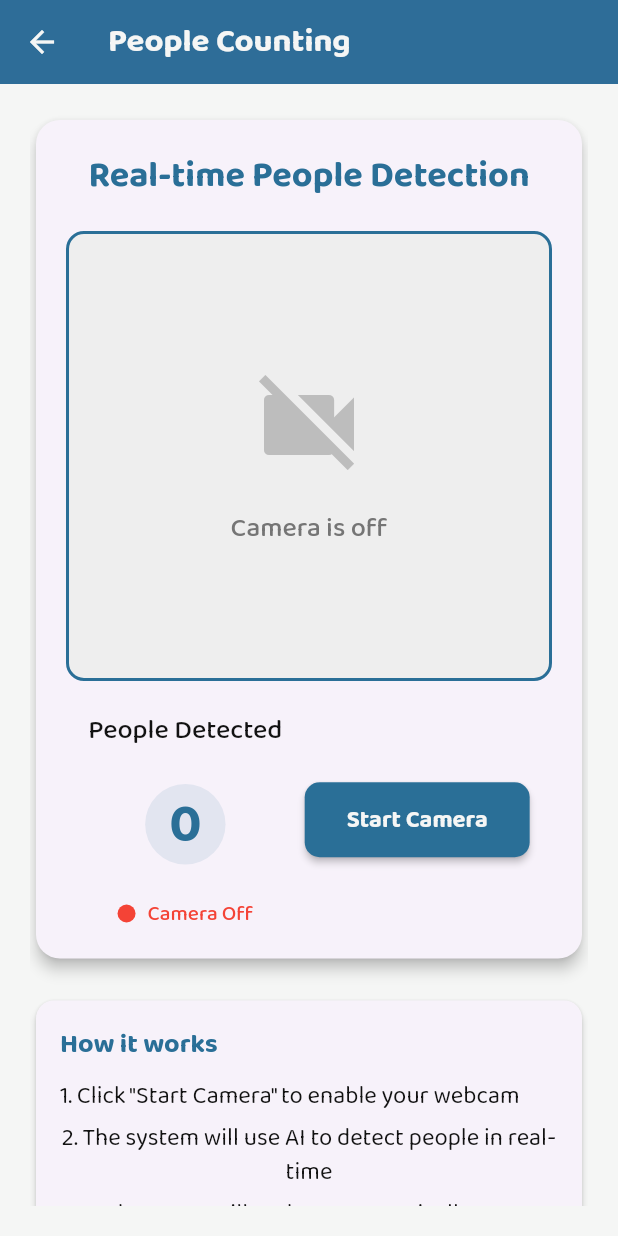
After one commit to lansoyyy/autour_web, a Flutter app: the PeopleCountingScreen screen opened directly, on a phone screen of 412 x 824 dp. The commit adds this screen. Run offline on Flutter 3.47's test engine with Material 3 defaults, Android fonts, the phone set to English and light mode, and no system bars; our stand-ins replace cloud_firestore, firebase_core, firebase_storage, fl_chart, flutter_map, fluttertoast and 5 more; missing offline and left inert: dart:html, dart:js, dart:ui_web, universal_html; accounts and stored records are empty; statements that could not run were skipped.

Commit message:
initial camera implementation

```diff
--- /dev/null
+++ b/lib/screens/people_counting_screen.dart
@@ -0,0 +1,431 @@
+import 'dart:async';
+import 'dart:html' as html;
+import 'dart:js' as js;
+import 'dart:ui_web' as ui_web;
+import 'package:flutter/material.dart';
+import 'package:autour_web/utils/colors.dart';
+import 'package:autour_web/utils/js_interop.dart';
+import 'package:autour_web/widgets/text_widget.dart';
+import 'package:autour_web/widgets/button_widget.dart';
+
+class PeopleCountingScreen extends StatefulWidget {
+  const PeopleCountingScreen({super.key});
+
+  @override
+  State<PeopleCountingScreen> createState() => _PeopleCountingScreenState();
+}
+
+class _PeopleCountingScreenState extends State<PeopleCountingScreen> {
+  html.VideoElement? _videoElement;
+  int _peopleCount = 0;
+  bool _isCameraActive = false;
+  Timer? _detectionTimer;
+  final String _videoElementId = 'webcam-video';
+
+  @override
+  void initState() {
+    super.initState();
+    // Don't automatically start the camera, wait for user to click "Start Camera"
+    // Preload the TensorFlow.js model
+    _loadModel();
+    // Register the view factory in advance
+    _registerViewFactory();
+
+    // Create the video element immediately
+    _createVideoElement();
+  }
+
+  void _createVideoElement() {
+    // Create a video element that we'll use
+    _videoElement = html.VideoElement()
+      ..id = _videoElementId
+      ..autoplay = true
+      ..muted = true
+      ..style.width = '100%'
+      ..style.height = '100%'
+      ..style.objectFit = 'cover'
+      ..style.display = 'none'; // Hide it initially
+
+    // Add it to the DOM for JavaScript access
+    html.document.body?.append(_videoElement!);
+
+    print('Video element created and added to DOM');
+  }
+
+  void _registerViewFactory() {
+    // Register the view factory to return our video element
+    ui_web.platformViewRegistry.registerViewFactory(
+      _videoElementId,
+      (int viewId) {
+        // Make sure the video element is visible when used in the view
+        if (_videoElement != null) {
+          _videoElement!.style.display = 'block';
+        }
+        return _videoElement!;
+      },
+    );
+  }
+
+  Future<void> _loadModel() async {
+    try {
+      // Call JavaScript function to load the model via JsInterop
+      await js.context.callMethod('loadModel', []);
+      print('Model loading initiated');
+    } catch (e) {
+      print('Error loading model: $e');
+    }
+  }
+
+  @override
+  void dispose() {
+    _detectionTimer?.cancel();
+    _stopCamera();
+    super.dispose();
+  }
+
+  Future<void> _initializeCamera() async {
+    try {
+      // Force a rebuild to show the video element
+      setState(() {
+        _isCameraActive = false;
+      });
+
+      // Wait for the next frame to ensure the video element is created
+      await Future.delayed(const Duration(milliseconds: 100));
+
+      // Check if video element exists
+      if (_videoElement == null) {
+        print('Video element is null, creating a new one');
+        _createVideoElement();
+      }
+
+      // Get camera stream
+      final stream = await html.window.navigator.mediaDevices?.getUserMedia({
+        'video': {'facingMode': 'user'}
+      });
+
+      if (stream != null && _videoElement != null) {
+        print('Camera stream obtained successfully');
+        _videoElement!.srcObject = stream;
+        print('Video srcObject set to: ${_videoElement!.srcObject}');
+
+        // Wait for the video to be ready
+        _videoElement!.onLoadedMetadata.listen((_) {
+          print('Video metadata loaded');
+          print('Video ready state: ${_videoElement!.readyState}');
+          print(
+              'Video dimensions: ${_videoElement!.videoWidth}x${_videoElement!.videoHeight}');
+
+          // Wait a bit more to ensure the video is fully ready
+          Future.delayed(const Duration(milliseconds: 1000), () {
+            // Check if video is playing
+            if (_videoElement!.paused || _videoElement!.ended) {
+              print('Video is paused or ended, attempting to play');
+              _videoElement!.play().catchError((e) {
+                print('Error playing video: $e');
+              });
+            }
+
+            setState(() {
+              _isCameraActive = true;
+            });
+
+            // Start people detection timer
+            _startPeopleDetection();
+          });
+        });
+      } else {
+        print('Failed to get camera stream or video element is null');
+        ScaffoldMessenger.of(context).showSnackBar(
+          const SnackBar(
+            content: Text('Failed to access camera'),
+            backgroundColor: Colors.red,
+          ),
+        );
+      }
+    } catch (e) {
+      print('Error initializing camera: $e');
+      print('Stack trace: ${StackTrace.current}');
+      ScaffoldMessenger.of(context).showSnackBar(
+        SnackBar(
+          content: Text('Error accessing camera: $e'),
+          backgroundColor: Colors.red,
+        ),
+      );
+    }
+  }
+
+  void _startPeopleDetection() {
+    // Run detection every 200ms
+    _detectionTimer =
+        Timer.periodic(const Duration(milliseconds: 200), (timer) {
+      _detectPeople();
+    });
+  }
+
+  Future<void> _detectPeople() async {
+    if (!_isCameraActive) return;
+
+    try {
+      // Check if video element exists and has valid dimensions
+      if (_videoElement == null ||
+          _videoElement!.videoWidth == 0 ||
+          _videoElement!.videoHeight == 0) {
+        print('Video element not ready for detection');
+        return;
+      }
+
+      // Check if video is playing
+      if (_videoElement!.paused || _videoElement!.ended) {
+        print('Video is not playing, attempting to play...');
+        await _videoElement!.play().catchError((e) {
+          print('Error playing video: $e');
+        });
+
+        // If still not playing, skip detection
+        if (_videoElement!.paused || _videoElement!.ended) {
+          print('Video still not playing, skipping detection');
+          return;
+        }
+      }
+
+      // Call JavaScript function to count people via JsInterop
+      final count = await JsInterop.countPeople(_videoElementId);
+
+      setState(() {
+        _peopleCount = count;
+      });
+    } catch (e) {
+      print('Error detecting people: $e');
+      // Also print the stack trace for more detailed debugging
+      print('Stack trace: ${StackTrace.current}');
+    }
+  }
+
+  void _stopCamera() {
+    if (_videoElement != null && _videoElement!.srcObject != null) {
+      final tracks = _videoElement!.srcObject!.getTracks();
+      for (final track in tracks) {
+        track.stop();
+      }
+      _videoElement!.srcObject = null;
+    }
+    setState(() {
+      _isCameraActive = false;
+      _peopleCount = 0;
+    });
+  }
+
+  void _toggleCamera() {
+    if (_isCameraActive) {
+      _stopCamera();
+      _detectionTimer?.cancel();
+    } else {
+      // Force a rebuild to show the video element
+      setState(() {
+        _isCameraActive = false;
+      });
+
+      // Initialize the camera
+      _initializeCamera();
+    }
+  }
+
+  @override
+  Widget build(BuildContext context) {
+    return Scaffold(
+      backgroundColor: white,
+      appBar: AppBar(
+        backgroundColor: primary,
+        elevation: 2,
+        foregroundColor: white,
+        title: TextWidget(
+          text: 'People Counting',
+          fontSize: 22,
+          color: white,
+          fontFamily: 'Bold',
+        ),
+        leading: IconButton(
+          icon: const Icon(Icons.arrow_back),
+          onPressed: () {
+            Navigator.of(context).pop();
+          },
+        ),
+      ),
+      body: Padding(
+        padding: const EdgeInsets.all(20.0),
+        child: SingleChildScrollView(
+          child: Column(
+            crossAxisAlignment: CrossAxisAlignment.center,
+            children: [
+              Card(
+                elevation: 4,
+                shape: RoundedRectangleBorder(
+                  borderRadius: BorderRadius.circular(16),
+                ),
+                child: Padding(
+                  padding: const EdgeInsets.all(20.0),
+                  child: Column(
+                    children: [
+                      TextWidget(
+                        text: 'Real-time People Detection',
+                        fontSize: 24,
+                        color: primary,
+                        fontFamily: 'Bold',
+                      ),
+                      const SizedBox(height: 20),
+                      Container(
+                        width: double.infinity,
+                        height: 300,
+                        decoration: BoxDecoration(
+                          color: Colors.grey[200],
+                          borderRadius: BorderRadius.circular(12),
+                          border: Border.all(color: primary, width: 2),
+                        ),
+                        child: _isCameraActive
+                            ? const HtmlElementView(
+                                viewType: 'webcam-video',
+                              )
+                            : Center(
+                                child: Column(
+                                  mainAxisAlignment: MainAxisAlignment.center,
+                                  children: [
+                                    Icon(
+                                      Icons.videocam_off,
+                                      size: 80,
+                                      color: Colors.grey[400],
+                                    ),
+                                    const SizedBox(height: 16),
+                                    TextWidget(
+                                      text: 'Camera is off',
+                                      fontSize: 18,
+                                      color: Colors.grey[600],
+                                      fontFamily: 'Medium',
+                                    ),
+                                  ],
+                                ),
+                              ),
+                      ),
+                      const SizedBox(height: 20),
+                      Row(
+                        mainAxisAlignment: MainAxisAlignment.spaceEvenly,
+                        children: [
+                          Column(
+                            children: [
+                              TextWidget(
+                                text: 'People Detected',
+                                fontSize: 18,
+                                color: black,
+                                fontFamily: 'Medium',
+                              ),
+                              const SizedBox(height: 8),
+                              Container(
+                                padding: const EdgeInsets.all(16),
+                                decoration: BoxDecoration(
+                                  color: primary.withOpacity(0.1),
+                                  shape: BoxShape.circle,
+                                ),
+                                child: TextWidget(
+                                  text: '$_peopleCount',
+                                  fontSize: 36,
+                                  color: primary,
+                                  fontFamily: 'Bold',
+                                ),
+                              ),
+                              const SizedBox(height: 8),
+                              Row(
+                                children: [
+                                  Container(
+                                    width: 12,
+                                    height: 12,
+                                    decoration: BoxDecoration(
+                                      color: _isCameraActive
+                                          ? Colors.green
+                                          : Colors.red,
+                                      shape: BoxShape.circle,
+                                    ),
+                                  ),
+                                  const SizedBox(width: 8),
+                                  TextWidget(
+                                    text: _isCameraActive
+                                        ? 'Detection Active'
+                                        : 'Camera Off',
+                                    fontSize: 14,
+                                    color: _isCameraActive
+                                        ? Colors.green
+                                        : Colors.red,
+                                    fontFamily: 'Medium',
+                                  ),
+                                ],
+                              ),
+                            ],
+                          ),
+                          ButtonWidget(
+                            label: _isCameraActive
+                                ? 'Stop Camera'
+                                : 'Start Camera',
+                            onPressed: _toggleCamera,
+                            color: _isCameraActive ? Colors.red : primary,
+                            textColor: white,
+                            width: 150,
+                            height: 50,
+                            fontSize: 16,
+                            radius: 10,
+                          ),
+                        ],
+                      ),
+                    ],
+                  ),
+                ),
+              ),
+              const SizedBox(height: 20),
+              Card(
+                elevation: 2,
+                shape: RoundedRectangleBorder(
+                  borderRadius: BorderRadius.circular(12),
+                ),
+                child: Padding(
+                  padding: const EdgeInsets.all(16.0),
+                  child: Column(
+                    crossAxisAlignment: CrossAxisAlignment.start,
+                    children: [
+                      TextWidget(
+                        text: 'How it works',
+                        fontSize: 18,
+                        color: primary,
+                        fontFamily: 'Bold',
+                      ),
+                      const SizedBox(height: 10),
+                      TextWidget(
+                        text: '1. Click "Start Camera" to enable your webcam',
+                        fontSize: 16,
+                        color: black,
+                        fontFamily: 'Regular',
+                      ),
+                      const SizedBox(height: 5),
+                      TextWidget(
+                        text:
+                            '2. The system will use AI to detect people in real-time',
+                        fontSize: 16,
+                        color: black,
+                        fontFamily: 'Regular',
+                      ),
+                      const SizedBox(height: 5),
+                      TextWidget(
+                        text:
+                            '3. The count will update automatically every 200ms',
+                        fontSize: 16,
+                        color: black,
+                        fontFamily: 'Regular',
+                      ),
+                    ],
+                  ),
+                ),
+              ),
+            ],
+          ),
+        ),
+      ),
+    );
+  }
+}
--- a/pubspec.yaml
+++ b/pubspec.yaml
@@ -48,6 +48,8 @@ dependencies:
   printing: ^5.9.1
   url_launcher: ^6.3.2
   geolocator: ^13.0.1
+  camera_web: ^0.3.0
+  js: ^0.6.7
 
 dev_dependencies:
   flutter_test:
```
Also changed, not shown: lib/main.dart (+18 -0 lines), lib/screens/home_screen.dart (+26 -0 lines), lib/utils/js_interop.dart (added, +39 -0 lines), pubspec.lock, 1 other file.
